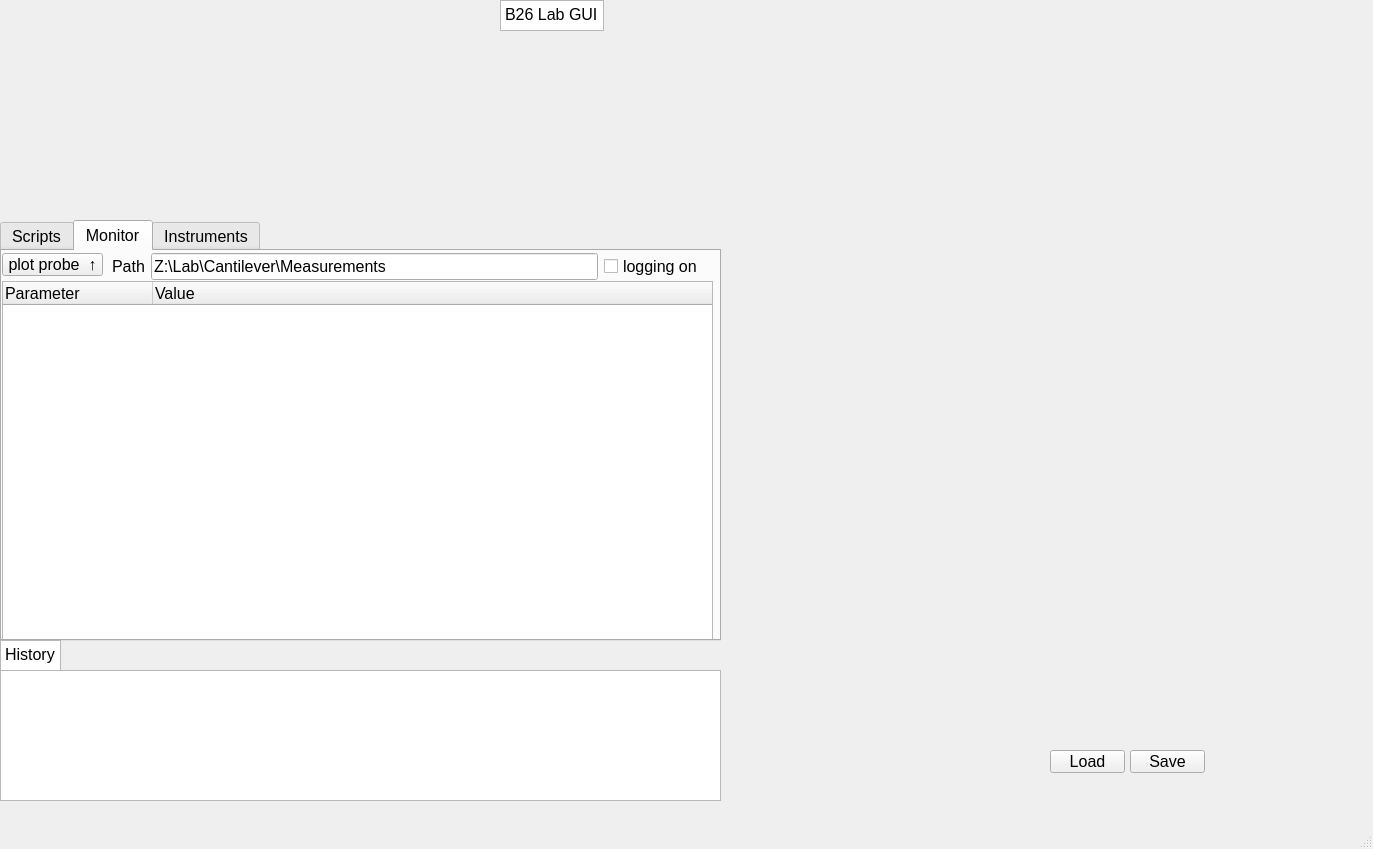
First picture: the form in src/core/basic_application_window.ui, repository LISE-B26/pylabcontrol, before the edit.
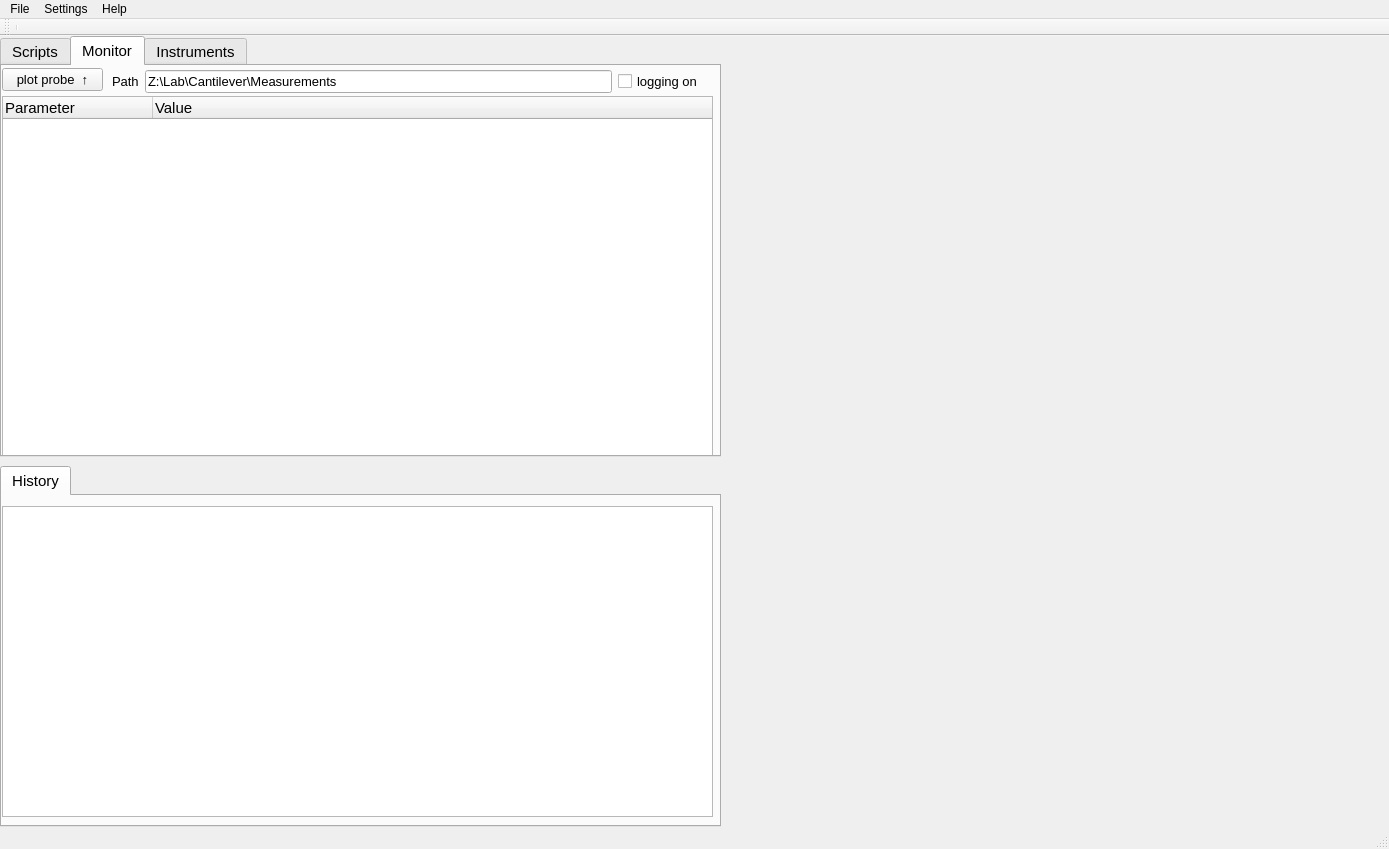
Second picture: the form after the edit. The open tabs and pages were chosen to show the change. Custom widgets are drawn as their Qt base class.

```diff
--- a/src/core/basic_application_window.ui
+++ b/src/core/basic_application_window.ui
@@ -6,7 +6,7 @@
    <rect>
     <x>0</x>
     <y>0</y>
-    <width>1373</width>
+    <width>1389</width>
     <height>849</height>
    </rect>
   </property>
@@ -24,14 +24,14 @@
     <property name="geometry">
      <rect>
       <x>0</x>
-      <y>220</y>
+      <y>0</y>
       <width>721</width>
       <height>421</height>
      </rect>
     </property>
     <property name="font">
      <font>
-      <pointsize>12</pointsize>
+      <pointsize>11</pointsize>
      </font>
     </property>
     <property name="autoFillBackground">
@@ -260,6 +260,11 @@
         <height>23</height>
        </rect>
       </property>
+      <property name="font">
+       <font>
+        <pointsize>10</pointsize>
+       </font>
+      </property>
       <property name="text">
        <string>plot probe  ↑</string>
       </property>
@@ -276,6 +281,11 @@
       <layout class="QHBoxLayout" name="horizontalLayout">
        <item>
         <widget class="QLabel" name="lbl_probe_log_path">
+         <property name="font">
+          <font>
+           <pointsize>10</pointsize>
+          </font>
+         </property>
          <property name="text">
           <string>Path</string>
          </property>
@@ -283,6 +293,11 @@
        </item>
        <item>
         <widget class="QLineEdit" name="txt_probe_log_path">
+         <property name="font">
+          <font>
+           <pointsize>10</pointsize>
+          </font>
+         </property>
          <property name="text">
           <string>Z:\Lab\Cantilever\Measurements</string>
          </property>
@@ -290,6 +305,11 @@
        </item>
        <item>
         <widget class="QCheckBox" name="chk_probe_log">
+         <property name="font">
+          <font>
+           <pointsize>10</pointsize>
+          </font>
+         </property>
          <property name="text">
           <string>logging on</string>
          </property>
@@ -361,116 +381,130 @@
    <widget class="MatplotlibWidget" name="matplotlibwidget">
     <property name="geometry">
      <rect>
-      <x>740</x>
-      <y>0</y>
+      <x>750</x>
+      <y>250</y>
       <width>621</width>
-      <height>691</height>
+      <height>541</height>
      </rect>
     </property>
    </widget>
+   <widget class="QTabWidget" name="tabWidget_2">
+    <property name="geometry">
+     <rect>
+      <x>0</x>
+      <y>430</y>
+      <width>721</width>
+      <height>361</height>
+     </rect>
+    </property>
+    <property name="font">
+     <font>
+      <pointsize>11</pointsize>
+     </font>
+    </property>
+    <property name="currentIndex">
+     <number>0</number>
+    </property>
+    <widget class="QWidget" name="tab">
+     <attribute name="title">
+      <string>History</string>
+     </attribute>
+     <widget class="QListView" name="list_history">
+      <property name="geometry">
+       <rect>
+        <x>0</x>
+        <y>10</y>
+        <width>711</width>
+        <height>311</height>
+       </rect>
+      </property>
+      <property name="font">
+       <font>
+        <pointsize>10</pointsize>
+       </font>
+      </property>
+      <property name="alternatingRowColors">
+       <bool>true</bool>
+      </property>
+     </widget>
+    </widget>
+   </widget>
    <widget class="MatplotlibWidget" name="matplotlibwidget_2">
     <property name="geometry">
      <rect>
-      <x>10</x>
-      <y>0</y>
-      <width>391</width>
+      <x>750</x>
+      <y>25</y>
+      <width>621</width>
       <height>211</height>
      </rect>
     </property>
    </widget>
-   <widget class="QPushButton" name="btn_save_gui">
-    <property name="geometry">
-     <rect>
-      <x>1130</x>
-      <y>750</y>
-      <width>75</width>
-      <height>23</height>
-     </rect>
-    </property>
-    <property name="font">
-     <font>
-      <pointsize>12</pointsize>
-     </font>
-    </property>
-    <property name="text">
-     <string>Save</string>
-    </property>
-   </widget>
-   <widget class="QPushButton" name="btn_load_gui">
-    <property name="geometry">
-     <rect>
-      <x>1050</x>
-      <y>750</y>
-      <width>75</width>
-      <height>23</height>
-     </rect>
-    </property>
-    <property name="font">
-     <font>
-      <pointsize>12</pointsize>
-     </font>
-    </property>
-    <property name="text">
-     <string>Load</string>
-    </property>
-   </widget>
-   <widget class="QListView" name="list_history">
-    <property name="geometry">
-     <rect>
-      <x>0</x>
-      <y>670</y>
-      <width>721</width>
-      <height>131</height>
-     </rect>
-    </property>
-   </widget>
-   <widget class="QPlainTextEdit" name="plainTextEdit">
-    <property name="geometry">
-     <rect>
-      <x>0</x>
-      <y>640</y>
-      <width>61</width>
-      <height>31</height>
-     </rect>
-    </property>
-    <property name="font">
-     <font>
-      <pointsize>12</pointsize>
-     </font>
-    </property>
-    <property name="plainText">
-     <string>History</string>
-    </property>
-   </widget>
-   <widget class="QTextEdit" name="textEdit">
-    <property name="geometry">
-     <rect>
-      <x>500</x>
-      <y>0</y>
-      <width>104</width>
-      <height>31</height>
-     </rect>
-    </property>
-    <property name="html">
-     <string>&lt;!DOCTYPE HTML PUBLIC &quot;-//W3C//DTD HTML 4.0//EN&quot; &quot;http://www.w3.org/TR/REC-html40/strict.dtd&quot;&gt;
-&lt;html&gt;&lt;head&gt;&lt;meta name=&quot;qrichtext&quot; content=&quot;1&quot; /&gt;&lt;style type=&quot;text/css&quot;&gt;
-p, li { white-space: pre-wrap; }
-&lt;/style&gt;&lt;/head&gt;&lt;body style=&quot; font-family:'MS Shell Dlg 2'; font-size:8.25pt; font-weight:400; font-style:normal;&quot;&gt;
-&lt;p style=&quot; margin-top:0px; margin-bottom:0px; margin-left:0px; margin-right:0px; -qt-block-indent:0; text-indent:0px;&quot;&gt;&lt;span style=&quot; font-size:12pt;&quot;&gt;B26 Lab GUI&lt;/span&gt;&lt;/p&gt;&lt;/body&gt;&lt;/html&gt;</string>
-    </property>
-   </widget>
   </widget>
   <widget class="QMenuBar" name="menubar">
    <property name="geometry">
     <rect>
      <x>0</x>
      <y>0</y>
-     <width>1373</width>
+     <width>1389</width>
      <height>21</height>
     </rect>
    </property>
+   <widget class="QMenu" name="menuFile">
+    <property name="title">
+     <string>File</string>
+    </property>
+    <addaction name="actionExit"/>
+   </widget>
+   <widget class="QMenu" name="menuSettings">
+    <property name="title">
+     <string>Settings</string>
+    </property>
+    <addaction name="btn_load_gui"/>
+    <addaction name="btn_save_gui"/>
+   </widget>
+   <widget class="QMenu" name="menuHelp">
+    <property name="title">
+     <string>Help</string>
+    </property>
+    <addaction name="actionAbout"/>
+   </widget>
+   <addaction name="menuFile"/>
+   <addaction name="menuSettings"/>
+   <addaction name="menuHelp"/>
   </widget>
   <widget class="QStatusBar" name="statusbar"/>
+  <widget class="QToolBar" name="toolBar">
+   <property name="windowTitle">
+    <string>toolBar</string>
+   </property>
+   <attribute name="toolBarArea">
+    <enum>TopToolBarArea</enum>
+   </attribute>
+   <attribute name="toolBarBreak">
+    <bool>false</bool>
+   </attribute>
+   <addaction name="separator"/>
+  </widget>
+  <action name="actionExit">
+   <property name="text">
+    <string>Exit</string>
+   </property>
+  </action>
+  <action name="btn_load_gui">
+   <property name="text">
+    <string>load</string>
+   </property>
+  </action>
+  <action name="btn_save_gui">
+   <property name="text">
+    <string>save</string>
+   </property>
+  </action>
+  <action name="actionAbout">
+   <property name="text">
+    <string>about</string>
+   </property>
+  </action>
  </widget>
  <customwidgets>
   <customwidget>
```
Left out of the diff: 26 changed lines with no effect on the pictures.
